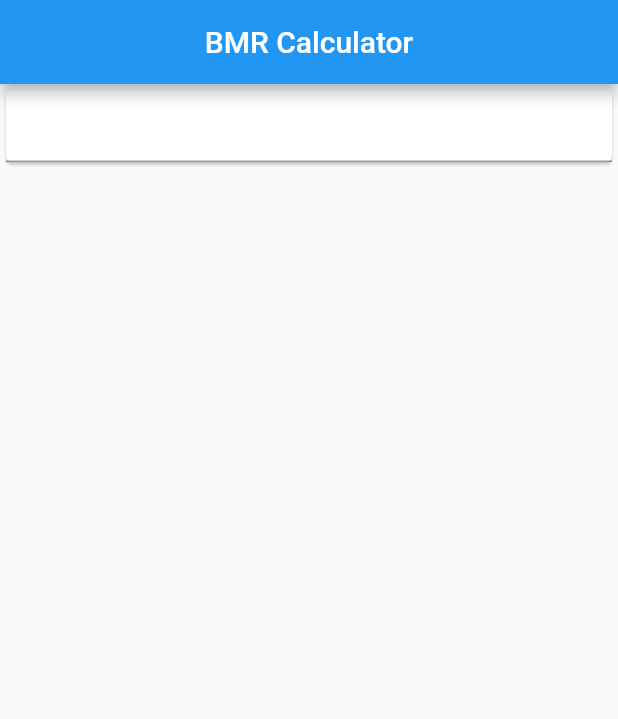
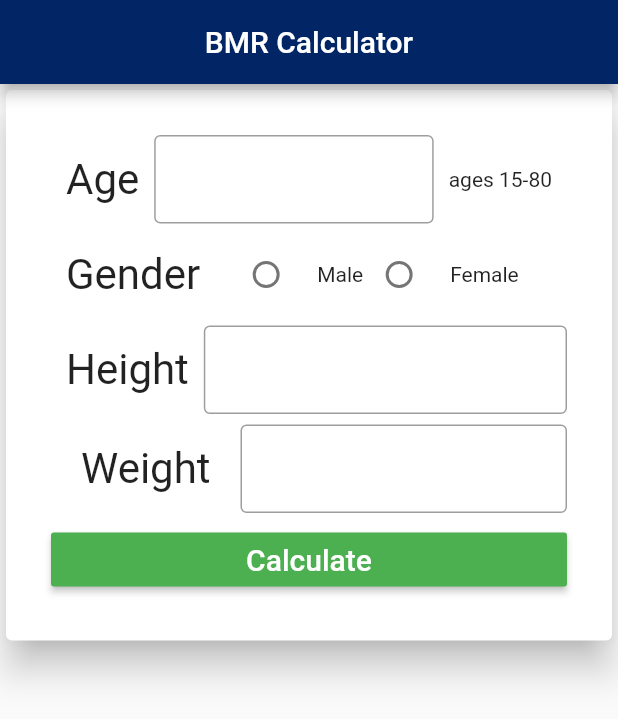
Before and after one commit to Eldringrg/bmr_calculator, a Flutter app: the screen it shows after launch, on a phone screen of 412 x 824 dp. Shown: the top 719 px of the screen. Run offline on Flutter 3.47's test engine with Material 2 defaults, Android fonts, the phone set to English and light mode, and no system bars.

Commit message:
Expanded

```diff
--- a/lib/main.dart
+++ b/lib/main.dart
@@ -5,9 +5,11 @@ void main() {
 }
 
 class BMR extends StatelessWidget {
+  int _val;
   @override
   Widget build(BuildContext context) {
     return MaterialApp(
+      debugShowCheckedModeBanner: false,
       home: Scaffold(
         appBar: AppBar(
           title: Container(
@@ -17,9 +19,131 @@ class BMR extends StatelessWidget {
               textAlign: TextAlign.center,
             ),
           ),
+          backgroundColor: Color.fromARGB(255, 2, 37, 102),
         ),
-        body: Card(
-          child: TextField(),
+        body: SingleChildScrollView(
+          child: Card(
+            elevation: 10,
+            child: Container(
+              padding: EdgeInsets.all(30),
+              child: Column(
+                  crossAxisAlignment: CrossAxisAlignment.stretch,
+                  children: <Widget>[
+                    Row(
+                      children: <Widget>[
+                        Container(
+                          padding: EdgeInsets.all(10),
+                          child: Text(
+                            'Age',
+                            textScaleFactor: 2,
+                          ),
+                        ),
+                        Expanded(
+                          child: TextField(
+                            decoration: InputDecoration(
+                              border: OutlineInputBorder(),
+                            ),
+                            keyboardType: TextInputType.number,
+                          ),
+                        ),
+                        Container(
+                          padding: EdgeInsets.all(10),
+                          child: Text(
+                            'ages 15-80',
+                          ),
+                        ),
+                      ],
+                    ),
+                    Row(
+                      children: <Widget>[
+                        Container(
+                          padding: EdgeInsets.all(10),
+                          child: Text(
+                            'Gender',
+                            textScaleFactor: 2,
+                          ),
+                        ),
+                        Container(
+                          padding: EdgeInsets.all(10),
+                          child: Radio(
+                            value: 1,
+                            groupValue: _val,
+                            onChanged: (value) {
+                              value = _val;
+                            },
+                          ),
+                        ),
+                        Text(
+                          'Male',
+                        ),
+                        Radio(
+                          value: 2,
+                          groupValue: _val,
+                          onChanged: (value) {
+                            value = _val;
+                          },
+                        ),
+                        Container(
+                          padding: EdgeInsets.all(10),
+                          child: Text(
+                            'Female',
+                          ),
+                        ),
+                      ],
+                    ),
+                    Row(
+                      children: <Widget>[
+                        Container(
+                          padding: EdgeInsets.all(10),
+                          child: Text(
+                            'Height',
+                            textScaleFactor: 2,
+                          ),
+                        ),
+                        Expanded(
+                          child: TextField(
+                            decoration: InputDecoration(
+                              border: OutlineInputBorder(),
+                            ),
+                            keyboardType: TextInputType.number,
+                          ),
+                        ),
+                      ],
+                    ),
+                    Row(
+                      children: <Widget>[
+                        Container(
+                          margin: EdgeInsets.all(10),
+                          padding: EdgeInsets.all(10),
+                          child: Text(
+                            'Weight',
+                            textScaleFactor: 2,
+                          ),
+                        ),
+                        Expanded(
+                          child: TextField(
+                            decoration: InputDecoration(
+                              border: OutlineInputBorder(),
+                            ),
+                            keyboardType: TextInputType.number,
+                          ),
+                        ),
+                      ],
+                    ),
+                    RaisedButton(
+                      child: Text(
+                        'Calculate',
+                        style: TextStyle(
+                          fontSize: 20,
+                          color: Colors.white,
+                        ),
+                      ),
+                      onPressed: () {},
+                      color: Colors.green,
+                    ),
+                  ]),
+            ),
+          ),
         ),
       ),
     );
```
